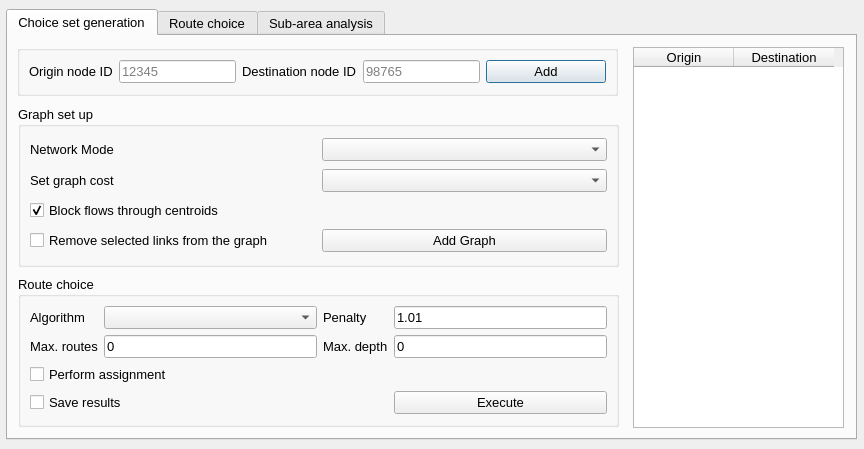
This is qaequilibrae/modules/paths_procedures/forms/ui_route_choice.ui in AequilibraE/QAequilibraE as Qt 5 draws it before an edit. The edited form follows.
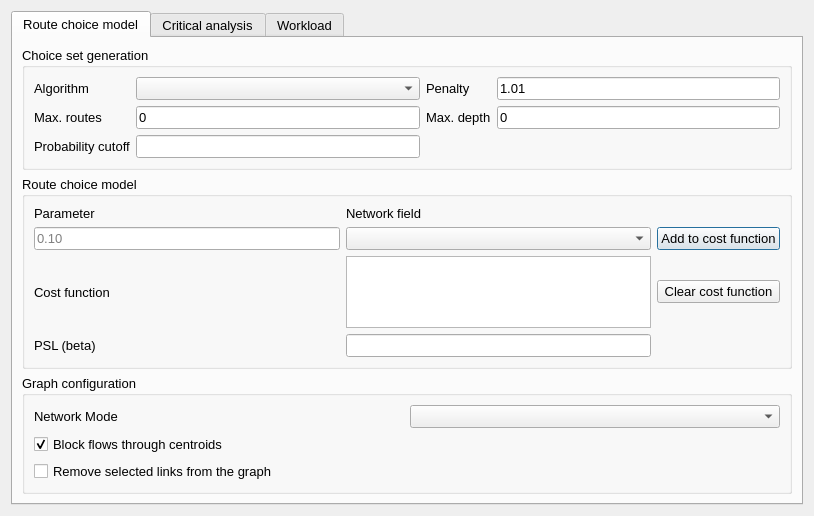
This is the edited form.

The edit to the form file:
```diff
--- a/qaequilibrae/modules/paths_procedures/forms/ui_route_choice.ui
+++ b/qaequilibrae/modules/paths_procedures/forms/ui_route_choice.ui
@@ -6,22 +6,16 @@
    <rect>
     <x>0</x>
     <y>0</y>
-    <width>864</width>
-    <height>449</height>
+    <width>814</width>
+    <height>471</height>
    </rect>
   </property>
   <property name="windowTitle">
    <string>AequilibraE - Route Choice</string>
   </property>
+  <layout class="QVBoxLayout" name="verticalLayout_2">
+   <item>
   <widget class="QTabWidget" name="tabWidget">
-   <property name="geometry">
-    <rect>
-     <x>6</x>
-     <y>9</y>
-     <width>851</width>
-     <height>431</height>
-    </rect>
-   </property>
    <property name="font">
     <font>
      <pointsize>10</pointsize>
@@ -32,15 +26,210 @@
    </property>
    <widget class="QWidget" name="tab_choice_set_gen">
     <attribute name="title">
+       <string>Route choice model</string>
+      </attribute>
+      <layout class="QVBoxLayout" name="verticalLayout">
+       <item>
+        <widget class="QGroupBox" name="gridGroupBox_3">
+         <property name="title">
      <string>Choice set generation</string>
+         </property>
+         <layout class="QGridLayout" name="gridLayout_4">
+          <item row="0" column="3">
+           <widget class="QLineEdit" name="penalty">
+            <property name="text">
+             <string>1.01</string>
+            </property>
+            <property name="placeholderText">
+             <string>1.01</string>
+            </property>
+           </widget>
+          </item>
+          <item row="1" column="2">
+           <widget class="QLabel" name="label_7">
+            <property name="text">
+             <string>Max. depth</string>
+            </property>
+           </widget>
+          </item>
+          <item row="1" column="3">
+           <widget class="QLineEdit" name="max_depth">
+            <property name="text">
+             <string>0</string>
+            </property>
+            <property name="placeholderText">
+             <string>5</string>
+            </property>
+           </widget>
+          </item>
+          <item row="0" column="0">
+           <widget class="QLabel" name="label_5">
+            <property name="text">
+             <string>Algorithm</string>
+            </property>
+           </widget>
+          </item>
+          <item row="1" column="1">
+           <widget class="QLineEdit" name="max_routes">
+            <property name="text">
+             <string>0</string>
+            </property>
+            <property name="placeholderText">
+             <string>5</string>
+            </property>
+           </widget>
+          </item>
+          <item row="0" column="1">
+           <widget class="QComboBox" name="cob_algo"/>
+          </item>
+          <item row="0" column="2">
+           <widget class="QLabel" name="label_8">
+            <property name="text">
+             <string>Penalty</string>
+            </property>
+           </widget>
+          </item>
+          <item row="1" column="0">
+           <widget class="QLabel" name="label_6">
+            <property name="text">
+             <string>Max. routes</string>
+            </property>
+           </widget>
+          </item>
+          <item row="2" column="0">
+           <widget class="QLabel" name="label_13">
+            <property name="text">
+             <string>Probability cutoff</string>
+            </property>
+           </widget>
+          </item>
+          <item row="2" column="1">
+           <widget class="QLineEdit" name="lineEdit_2"/>
+          </item>
+         </layout>
+        </widget>
+       </item>
+       <item>
+        <widget class="QGroupBox" name="gridGroupBox_3">
+         <property name="title">
+          <string>Route choice model</string>
+         </property>
+         <layout class="QGridLayout" name="gridLayout_3">
+          <item row="4" column="0">
+           <widget class="QLabel" name="label_16">
+            <property name="text">
+             <string>Cost function</string>
+            </property>
+           </widget>
+          </item>
+          <item row="4" column="1">
+           <widget class="QTextBrowser" name="textBrowser"/>
+          </item>
+          <item row="3" column="1">
+           <widget class="QComboBox" name="cob_graph_cost"/>
+          </item>
+          <item row="3" column="0">
+           <widget class="QLineEdit" name="lineEdit">
+            <property name="placeholderText">
+             <string>0.10</string>
+            </property>
+           </widget>
+          </item>
+          <item row="5" column="1">
+           <widget class="QLineEdit" name="lineEdit_3"/>
+          </item>
+          <item row="3" column="2">
+           <widget class="QPushButton" name="pushButton_3">
+            <property name="text">
+             <string>Add to cost function</string>
+            </property>
+           </widget>
+          </item>
+          <item row="5" column="0">
+           <widget class="QLabel" name="label_14">
+            <property name="text">
+             <string>PSL (beta)</string>
+            </property>
+           </widget>
+          </item>
+          <item row="2" column="1">
+           <widget class="QLabel" name="label_9">
+            <property name="text">
+             <string>Network field</string>
+            </property>
+           </widget>
+          </item>
+          <item row="2" column="0">
+           <widget class="QLabel" name="label_4">
+            <property name="text">
+             <string>Parameter</string>
+            </property>
+           </widget>
+          </item>
+          <item row="4" column="2">
+           <widget class="QPushButton" name="pushButton_4">
+            <property name="text">
+             <string>Clear cost function</string>
+            </property>
+           </widget>
+          </item>
+         </layout>
+        </widget>
+       </item>
+       <item>
+        <widget class="QGroupBox" name="gridGroupBox_2">
+         <property name="title">
+          <string>Graph configuration</string>
+         </property>
+         <layout class="QGridLayout" name="gridLayout_5">
+          <item row="2" column="0">
+           <widget class="QCheckBox" name="chb_check_centroids">
+            <property name="text">
+             <string>Block flows through centroids</string>
+            </property>
+            <property name="checked">
+             <bool>true</bool>
+            </property>
+           </widget>
+          </item>
+          <item row="0" column="0">
+           <widget class="QLabel" name="label_3">
+            <property name="text">
+             <string>Network Mode</string>
+            </property>
+           </widget>
+          </item>
+          <item row="3" column="0">
+           <widget class="QCheckBox" name="chb_chosen_links">
+            <property name="text">
+             <string>Remove selected links from the graph</string>
+            </property>
+           </widget>
+          </item>
+          <item row="0" column="1">
+           <widget class="QComboBox" name="cob_mode"/>
+          </item>
+         </layout>
+        </widget>
+       </item>
+      </layout>
+     </widget>
+     <widget class="QWidget" name="tab_sub_area">
+      <attribute name="title">
+       <string>Critical analysis</string>
+      </attribute>
+     </widget>
+     <widget class="QWidget" name="tab">
+      <attribute name="title">
+       <string>Workload</string>
     </attribute>
     <widget class="QGroupBox" name="gridGroupBox_2">
      <property name="geometry">
       <rect>
-       <x>9</x>
-       <y>9</y>
-       <width>601</width>
-       <height>51</height>
+         <x>10</x>
+         <y>10</y>
+         <width>761</width>
+         <height>71</height>
       </rect>
      </property>
      <layout class="QGridLayout" name="gridLayout_1">
@@ -81,211 +270,105 @@
          </size>
         </property>
         <property name="text">
-         <string>Add</string>
+           <string>Visualize</string>
+          </property>
+         </widget>
+        </item>
+        <item row="0" column="0">
+         <widget class="QLabel" name="label">
+          <property name="text">
+           <string>Origin node ID</string>
+          </property>
+         </widget>
+        </item>
+        <item row="1" column="0">
+         <widget class="QLabel" name="label_15">
+          <property name="text">
+           <string>Demand</string>
+          </property>
+         </widget>
+        </item>
+        <item row="1" column="1">
+         <widget class="QLineEdit" name="lineEdit_4">
+          <property name="accessibleName">
+           <string/>
+          </property>
+          <property name="text">
+           <string>1.0</string>
         </property>
        </widget>
       </item>
      </layout>
     </widget>
-    <widget class="QTableWidget" name="tbl_selected_nodes">
+      <widget class="QPushButton" name="pushButton">
      <property name="geometry">
       <rect>
-       <x>625</x>
-       <y>11</y>
+         <x>460</x>
+         <y>310</y>
        <width>211</width>
-       <height>381</height>
-      </rect>
-     </property>
-     <column>
+         <height>24</height>
+        </rect>
+       </property>
       <property name="text">
-       <string>Origin</string>
-      </property>
-     </column>
-     <column>
-      <property name="text">
-       <string>Destination</string>
-      </property>
-     </column>
-    </widget>
-    <widget class="QGroupBox" name="gridGroupBox_3">
+        <string>Build and save choice set</string>
+       </property>
+      </widget>
+      <widget class="QLabel" name="label_12">
      <property name="geometry">
       <rect>
-       <x>10</x>
-       <y>70</y>
-       <width>601</width>
-       <height>161</height>
-      </rect>
-     </property>
-     <property name="title">
-      <string>Graph set up</string>
-     </property>
-     <layout class="QGridLayout" name="gridLayout_3">
-      <item row="3" column="0">
-       <widget class="QCheckBox" name="chb_check_centroids">
-        <property name="text">
-         <string>Block flows through centroids</string>
-        </property>
-        <property name="checked">
-         <bool>true</bool>
-        </property>
-       </widget>
-      </item>
-      <item row="0" column="1">
-       <widget class="QComboBox" name="cob_mode"/>
-      </item>
-      <item row="4" column="0">
-       <widget class="QCheckBox" name="chb_chosen_links">
-        <property name="text">
-         <string>Remove selected links from the graph</string>
-        </property>
-       </widget>
-      </item>
-      <item row="0" column="0">
-       <widget class="QLabel" name="label_3">
-        <property name="text">
-         <string>Network Mode</string>
-        </property>
-       </widget>
-      </item>
-      <item row="4" column="1">
-       <widget class="QPushButton" name="but_add_graph">
-        <property name="text">
-         <string>Add Graph</string>
-        </property>
-       </widget>
-      </item>
-      <item row="1" column="0">
-       <widget class="QLabel" name="label_9">
-        <property name="text">
-         <string>Set graph cost</string>
-        </property>
-       </widget>
-      </item>
-      <item row="1" column="1">
-       <widget class="QComboBox" name="cob_graph_cost"/>
-      </item>
-     </layout>
-    </widget>
-    <widget class="QGroupBox" name="gridGroupBox_3">
-     <property name="geometry">
-      <rect>
-       <x>10</x>
+         <x>340</x>
        <y>240</y>
-       <width>601</width>
-       <height>151</height>
-      </rect>
-     </property>
-     <property name="title">
-      <string>Route choice</string>
-     </property>
-     <layout class="QGridLayout" name="gridLayout_4">
-      <item row="2" column="0" colspan="2">
-       <widget class="QCheckBox" name="chb_assignment">
+         <width>351</width>
+         <height>16</height>
+        </rect>
+       </property>
+       <property name="text">
+        <string>Qdo faz a aloc. tbm pode salvar o choice set</string>
+       </property>
+      </widget>
+      <widget class="QGroupBox" name="gridGroupBox">
+       <property name="geometry">
+        <rect>
+         <x>9</x>
+         <y>99</y>
+         <width>761</width>
+         <height>64</height>
+        </rect>
+       </property>
+       <layout class="QGridLayout" name="gridLayout_2">
+        <item row="1" column="0">
+         <widget class="QComboBox" name="comboBox"/>
+        </item>
+        <item row="1" column="1">
+         <widget class="QComboBox" name="comboBox_2"/>
+        </item>
+        <item row="0" column="0">
+         <widget class="QLabel" name="label_10">
+          <property name="text">
+           <string>Matrix</string>
+          </property>
+         </widget>
+        </item>
+        <item row="0" column="1">
+         <widget class="QLabel" name="label_11">
+          <property name="text">
+           <string>Matrix core</string>
+          </property>
+         </widget>
+        </item>
+        <item row="1" column="2">
+         <widget class="QPushButton" name="pushButton_2">
         <property name="text">
          <string>Perform assignment</string>
         </property>
        </widget>
       </item>
-      <item row="1" column="1">
-       <widget class="QLineEdit" name="max_routes">
-        <property name="text">
-         <string>0</string>
-        </property>
-        <property name="placeholderText">
-         <string>5</string>
-        </property>
-       </widget>
-      </item>
-      <item row="0" column="0">
-       <widget class="QLabel" name="label_5">
-        <property name="text">
-         <string>Algorithm</string>
-        </property>
-       </widget>
-      </item>
-      <item row="0" column="1">
-       <widget class="QComboBox" name="cob_algo"/>
-      </item>
-      <item row="1" column="2">
-       <widget class="QLabel" name="label_7">
-        <property name="text">
-         <string>Max. depth</string>
-        </property>
-       </widget>
-      </item>
-      <item row="0" column="3">
-       <widget class="QLineEdit" name="penalty">
-        <property name="text">
-         <string>1.01</string>
-        </property>
-        <property name="placeholderText">
-         <string>1.01</string>
-        </property>
-       </widget>
-      </item>
-      <item row="1" column="0">
-       <widget class="QLabel" name="label_6">
-        <property name="text">
-         <string>Max. routes</string>
-        </property>
-       </widget>
-      </item>
-      <item row="0" column="2">
-       <widget class="QLabel" name="label_8">
-        <property name="text">
-         <string>Penalty</string>
-        </property>
-       </widget>
-      </item>
-      <item row="1" column="3">
-       <widget class="QLineEdit" name="max_depth">
-        <property name="text">
-         <string>0</string>
-        </property>
-        <property name="placeholderText">
-         <string>5</string>
-        </property>
-       </widget>
-      </item>
-      <item row="3" column="3">
-       <widget class="QPushButton" name="but_execute">
-        <property name="text">
-         <string>Execute</string>
-        </property>
-       </widget>
-      </item>
-      <item row="3" column="0" colspan="2">
-       <widget class="QCheckBox" name="chb_save_results">
-        <property name="text">
-         <string>Save results</string>
-        </property>
-       </widget>
-      </item>
-     </layout>
-    </widget>
-   </widget>
-   <widget class="QWidget" name="tab_route_choice">
-    <attribute name="title">
-     <string>Route choice</string>
-    </attribute>
-    <widget class="QWidget" name="gridLayoutWidget">
-     <property name="geometry">
-      <rect>
-       <x>10</x>
-       <y>9</y>
-       <width>831</width>
-       <height>401</height>
-      </rect>
-     </property>
-     <layout class="QGridLayout" name="gridLayout_2"/>
-    </widget>
-   </widget>
-   <widget class="QWidget" name="tab_sub_area">
-    <attribute name="title">
-     <string>Sub-area analysis</string>
-    </attribute>
-   </widget>
-  </widget>
+       </layout>
+      </widget>
+     </widget>
+    </widget>
+   </item>
+  </layout>
  </widget>
  <resources/>
  <connections/>
```
Left out of the diff: 15 changed lines with no effect on the pictures. Lines whose indentation alone changed are shown as unchanged.
